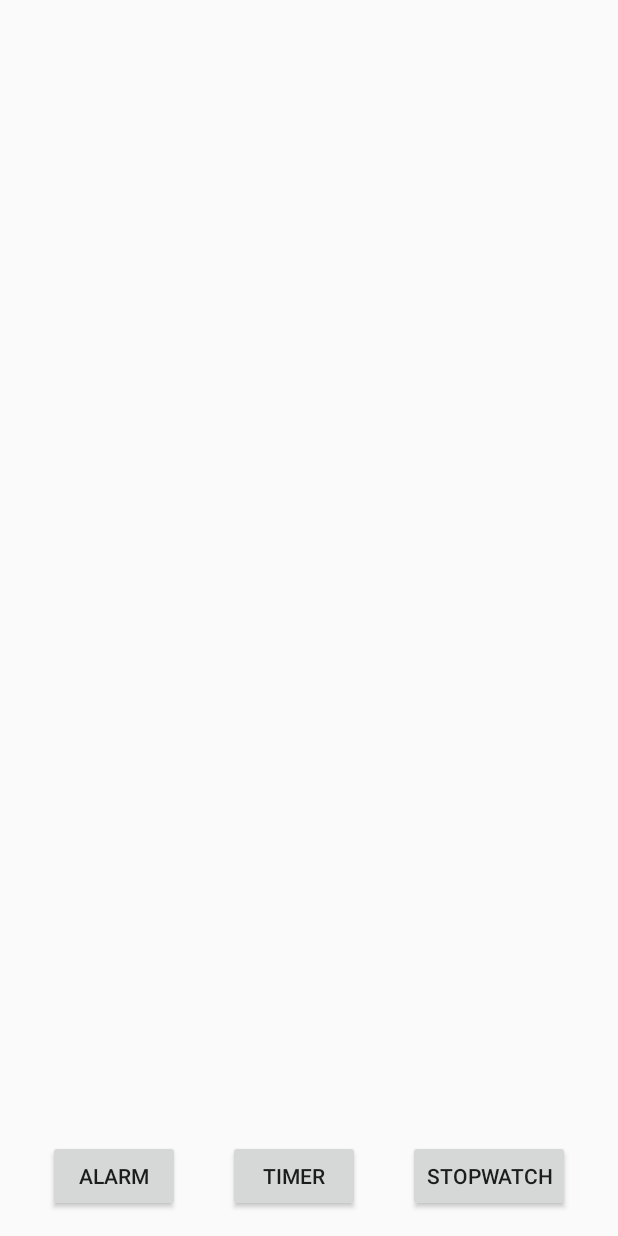
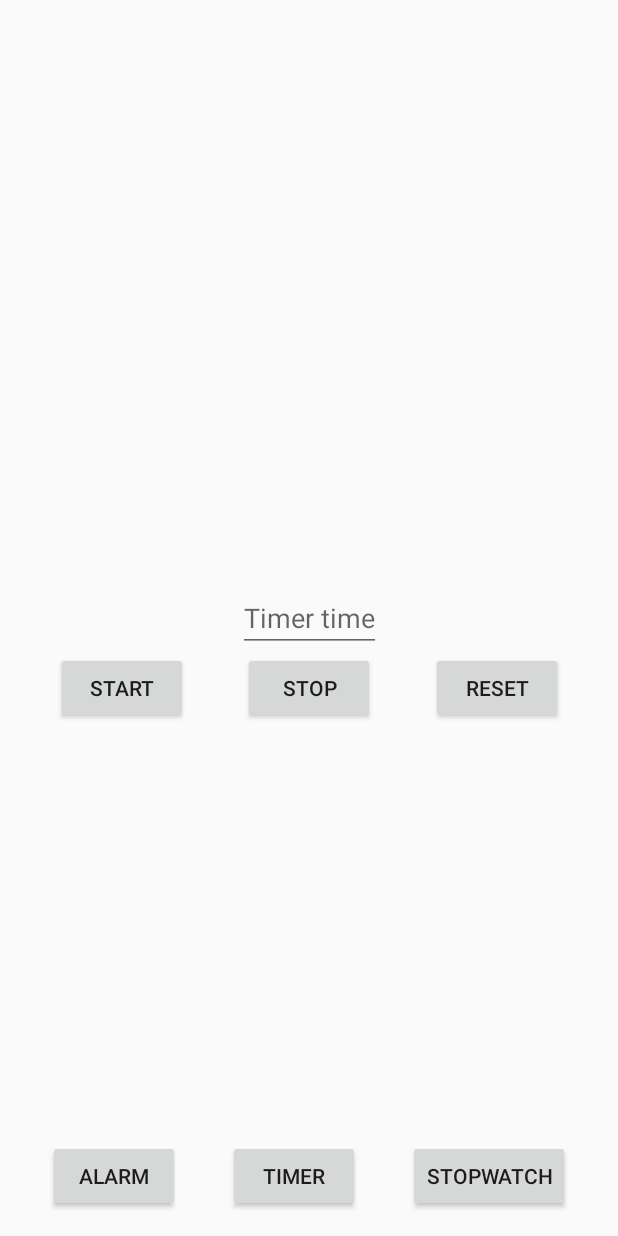
Before and after one commit to vivian-dai/AlarmClock, an Android app: the screen it shows after launch (MainActivity), after a tap on "TIMER", on a phone screen of 412 x 824 dp. Run offline under Robolectric (Android 15) with nearby library versions, the phone set to English and light mode, and no system bars.

Commit message:
front end for timer is a sure

```diff
--- a/app/src/main/res/layout/stopwatch_view.xml
+++ b/app/src/main/res/layout/stopwatch_view.xml
@@ -39,7 +39,7 @@
         android:id="@+id/reset_button"
         android:layout_width="wrap_content"
         android:layout_height="wrap_content"
-        android:text="Reset"
+        android:text="@string/reset"
         app:layout_constraintStart_toEndOf="@+id/stop_button"
         app:layout_constraintEnd_toEndOf="parent"
         app:layout_constraintTop_toBottomOf="@id/stopwatch_chronometer"/>
--- a/app/src/main/res/layout/timer_view.xml
+++ b/app/src/main/res/layout/timer_view.xml
@@ -1,8 +1,49 @@
 <?xml version="1.0" encoding="utf-8"?>
 <androidx.constraintlayout.widget.ConstraintLayout
     xmlns:android="http://schemas.android.com/apk/res/android" android:layout_width="match_parent"
-    android:layout_height="match_parent">
+    android:layout_height="match_parent"
+    xmlns:app="http://schemas.android.com/apk/res-auto">
 
     <include
         layout="@layout/alarm_nav_buttons_view"/>
+
+    <EditText
+        app:layout_constraintTop_toTopOf="parent"
+        app:layout_constraintBottom_toBottomOf="parent"
+        app:layout_constraintStart_toStartOf="parent"
+        app:layout_constraintEnd_toEndOf="parent"
+        android:id="@+id/timer_time_input"
+        android:inputType="time"
+        android:hint="@string/timer_time"
+        android:layout_width="wrap_content"
+        android:layout_height="wrap_content"
+        android:autofillHints="@string/_12_00" />
+
+    <Button
+        app:layout_constraintTop_toBottomOf="@+id/timer_time_input"
+        app:layout_constraintStart_toStartOf="parent"
+        app:layout_constraintEnd_toStartOf="@+id/stop_timer"
+        android:text="@string/start"
+        android:id="@+id/start_timer"
+        android:layout_width="wrap_content"
+        android:layout_height="wrap_content" />
+
+    <Button
+        app:layout_constraintStart_toEndOf="@id/start_timer"
+        app:layout_constraintTop_toBottomOf="@+id/timer_time_input"
+        app:layout_constraintEnd_toStartOf="@+id/reset_timer"
+        android:id="@+id/stop_timer"
+        android:text="@string/stop"
+        android:layout_width="wrap_content"
+        android:layout_height="wrap_content"/>
+
+    <Button
+        app:layout_constraintTop_toBottomOf="@id/timer_time_input"
+        app:layout_constraintStart_toEndOf="@id/stop_timer"
+        app:layout_constraintEnd_toEndOf="parent"
+        android:id="@+id/reset_timer"
+        android:text="@string/reset"
+        android:layout_width="wrap_content"
+        android:layout_height="wrap_content"/>
+
 </androidx.constraintlayout.widget.ConstraintLayout>
--- a/app/src/main/res/values/strings.xml
+++ b/app/src/main/res/values/strings.xml
@@ -12,6 +12,8 @@
     <string name="plus_sign">+</string>
     <string name="start">Start</string>
     <string name="stop">Stop</string>
+    <string name="timer_time">Timer time</string>
+    <string name="reset">Reset</string>
     <string-array name="hours">
         <item>00</item>
         <item>01</item>
```
